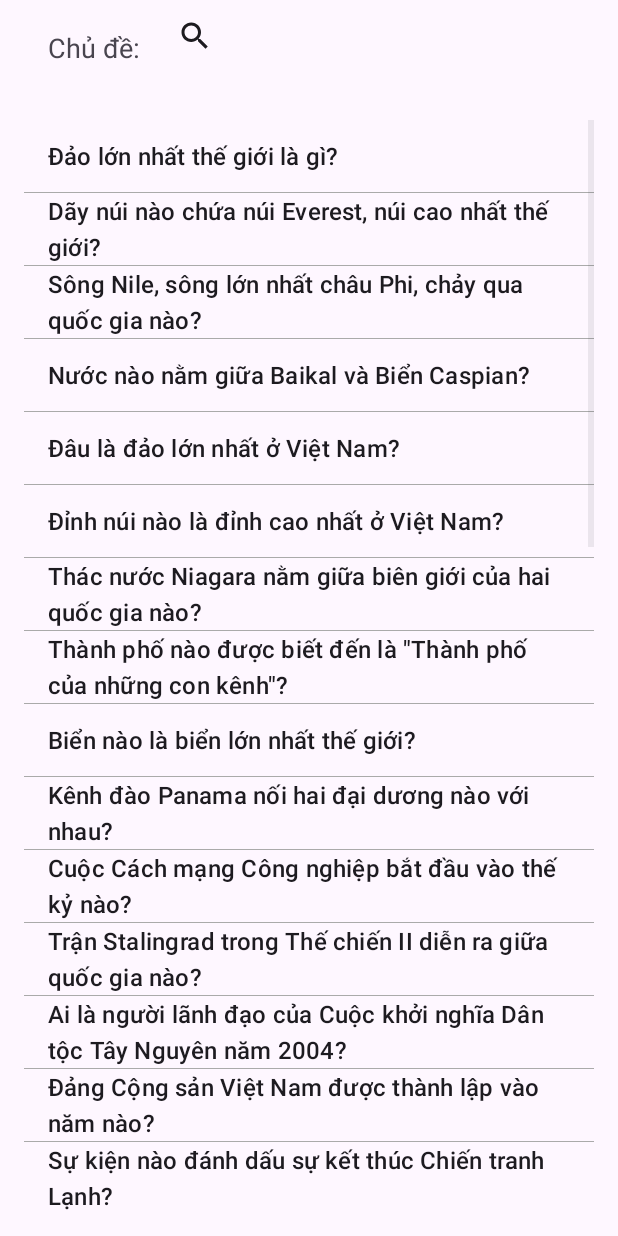
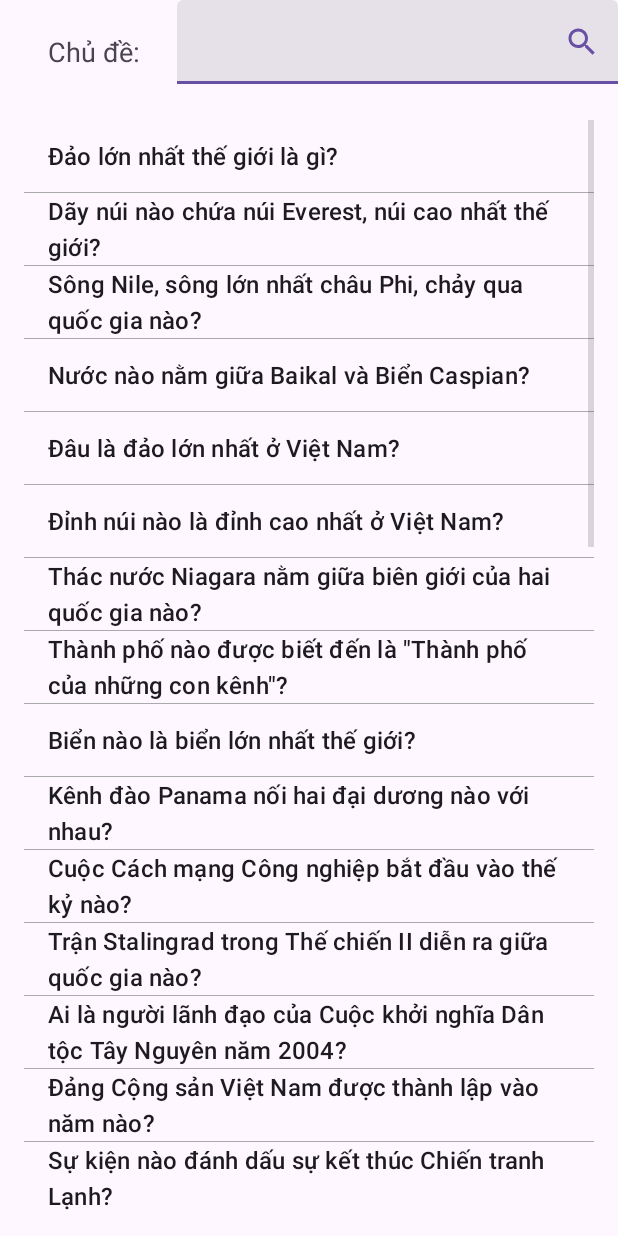
Before and after one commit to vdnamliv/QuizGame, an Android app: the QuestionListActivity screen opened directly, with no data from a screen before it, on a phone screen of 412 x 824 dp. Run offline under Robolectric (Android 15) with nearby library versions, the phone set to English and light mode, and no system bars.

Commit message:
4th version

```diff
--- a/app/src/main/java/com/example/final_project/QuestionListActivity.java
+++ b/app/src/main/java/com/example/final_project/QuestionListActivity.java
@@ -17,6 +17,8 @@ import androidx.appcompat.app.AppCompatActivity;
 import androidx.appcompat.widget.Toolbar;
 import androidx.appcompat.widget.SearchView;
 
+import com.google.android.material.textfield.TextInputLayout;
+
 import java.io.BufferedReader;
 import java.io.IOException;
 import java.io.InputStream;
@@ -29,9 +31,11 @@ public class QuestionListActivity extends AppCompatActivity {
 
     private ListView questionListView;
     private List<String> allQuestions;
+    private List<String> geoQuest, hisQuest, sciQuest, artQuest, nullQuest;
     private ArrayAdapter<String> adapter;
     private List<String> all;
-    private View textViewTopic;
+    private TextView textViewTopic;
+    private TextInputLayout filter;
 
     @Override
     protected void onCreate(Bundle savedInstanceState) {
@@ -45,11 +49,47 @@ public class QuestionListActivity extends AppCompatActivity {
         textViewTopic = findViewById(R.id.textViewTopic);
         questionListView = findViewById(R.id.questionListView);
         allQuestions = loadAllQuestions();
+        geoQuest = loadQuestions("geo");
+        hisQuest = loadQuestions("his");
+        sciQuest = loadQuestions("sci");
+        artQuest = loadQuestions("art");
+        nullQuest = new ArrayList<>();
         //simple_list_item_1 : là layout có sẵn mà ListView sẽ hiển thị
         adapter = new ArrayAdapter<>(this, android.R.layout.simple_list_item_1, allQuestions);
         questionListView.setAdapter(adapter);
-
-
+        filter = findViewById(R.id.textField);
+        filter.setEndIconOnClickListener(view ->{
+            String ques = filter.getEditText().getText().toString();
+            if (ques.equals("geo"))
+            {
+                adapter = new ArrayAdapter<>(this, android.R.layout.simple_list_item_1, geoQuest);
+                questionListView.setAdapter(adapter);
+            }
+            else if (ques.equals("his"))
+            {
+                adapter = new ArrayAdapter<>(this, android.R.layout.simple_list_item_1, hisQuest);
+                questionListView.setAdapter(adapter);
+            }
+            else if (ques.equals("sci"))
+            {
+                adapter = new ArrayAdapter<>(this, android.R.layout.simple_list_item_1, sciQuest);
+                questionListView.setAdapter(adapter);
+            }
+            else if (ques.equals("art"))
+            {
+                adapter = new ArrayAdapter<>(this, android.R.layout.simple_list_item_1, artQuest);
+                questionListView.setAdapter(adapter);
+            }
+            else if (ques.equals(""))
+            {
+                adapter = new ArrayAdapter<>(this, android.R.layout.simple_list_item_1, allQuestions);
+                questionListView.setAdapter(adapter);
+            }
+            else {
+                adapter = new ArrayAdapter<>(this, android.R.layout.simple_list_item_1, nullQuest);
+                questionListView.setAdapter(adapter);
+            }
+        });
         //Ấn hiển thị chi tiết từng câu hỏi
         questionListView.setOnItemClickListener((parent, view, position, id) -> {
 
@@ -89,10 +129,6 @@ public class QuestionListActivity extends AppCompatActivity {
                 startActivity(intent);
             }
         });
-
-
-
-
     }
 
     //chỉ đọc câu hỏi :
@@ -111,6 +147,20 @@ public class QuestionListActivity extends AppCompatActivity {
             List<String> fileQuestions = readQuestionsFromRaw(resourceId);
             questions.addAll(fileQuestions);
         }
+
+        return questions;
+    }
+    private List<String> loadQuestions(String fileName) {
+        List<String> questions = new ArrayList<>();
+        Resources resources = getResources();
+
+
+        // Lấy ID tài nguyên của tệp tin trong thư mục raw
+        int resourceId = resources.getIdentifier(fileName, "raw", getPackageName());
+
+        // Đọc nội dung từ tệp tin và thêm vào danh sách câu hỏi
+        List<String> fileQuestions = readQuestionsFromRaw(resourceId);
+        questions.addAll(fileQuestions);
 
         return questions;
     }
@@ -226,14 +276,6 @@ public class QuestionListActivity extends AppCompatActivity {
         return questions;
     }
 
-
-
-
-
-
-
-
-
     //thanh search chưa làm được
 
 }
--- /dev/null
+++ b/app/src/main/res/drawable/baseline_search_24.xml
@@ -0,0 +1,5 @@
+<vector android:height="24dp" android:tint="#000000"
+    android:viewportHeight="24" android:viewportWidth="24"
+    android:width="24dp" xmlns:android="http://schemas.android.com/apk/res/android">
+    <path android:fillColor="@android:color/white" android:pathData="M15.5,14h-0.79l-0.28,-0.27C15.41,12.59 16,11.11 16,9.5 16,5.91 13.09,3 9.5,3S3,5.91 3,9.5 5.91,16 9.5,16c1.61,0 3.09,-0.59 4.23,-1.57l0.27,0.28v0.79l5,4.99L20.49,19l-4.99,-5zM9.5,14C7.01,14 5,11.99 5,9.5S7.01,5 9.5,5 14,7.01 14,9.5 11.99,14 9.5,14z"/>
+</vector>
--- a/app/src/main/res/layout/activity_question_list.xml
+++ b/app/src/main/res/layout/activity_question_list.xml
@@ -1,6 +1,7 @@
 <?xml version="1.0" encoding="utf-8"?>
 <RelativeLayout xmlns:android="http://schemas.android.com/apk/res/android"
     xmlns:tools="http://schemas.android.com/tools"
+    xmlns:app="http://schemas.android.com/apk/res-auto"
     android:layout_width="match_parent"
     android:layout_height="match_parent"
     tools:context=".QuestionListActivity">
@@ -13,7 +14,7 @@
         android:theme="@style/ThemeOverlay.AppCompat.ActionBar"
         android:popupTheme="@style/ThemeOverlay.AppCompat.Light">
 
-        <RelativeLayout
+        <LinearLayout
             android:layout_width="match_parent"
             android:layout_height="match_parent">
 
@@ -21,23 +22,31 @@
                 android:id="@+id/textViewTopic"
                 android:layout_width="wrap_content"
                 android:layout_height="wrap_content"
+                android:layout_alignParentStart="true"
+                android:layout_marginStart="16dp"
                 android:text="Chủ đề: "
-                android:textSize="18sp"
-                android:layout_centerVertical="true"
-                android:layout_alignParentStart="true"
-                android:layout_marginStart="16dp"/>
+                android:textSize="18sp" />
 
-            <androidx.appcompat.widget.SearchView
-                android:id="@+id/searchView"
-                android:layout_width="match_parent"
+            <com.google.android.material.textfield.TextInputLayout
+                android:id="@+id/textField"
+                android:layout_width="0dp"
                 android:layout_height="wrap_content"
-                android:layout_toEndOf="@id/textViewTopic"
-                android:layout_marginStart="8dp"
-                android:layout_marginEnd="16dp"
-                android:queryHint="Tìm kiếm chủ đề..."
-                android:iconifiedByDefault="false"/>
-        </RelativeLayout>
+                android:layout_weight="1"
+                android:gravity="right"
+                android:layout_marginLeft="20dp"
+                app:endIconDrawable="@drawable/baseline_search_24"
+                style="@style/Widget.Material3.TextInputLayout.FilledBox.ExposedDropdownMenu">
+
+                <AutoCompleteTextView
+                    app:simpleItems="@array/simple_items"
+                    android:layout_width="match_parent"
+                    android:layout_height="wrap_content" />
+            </com.google.android.material.textfield.TextInputLayout>
+
+
+        </LinearLayout>
     </androidx.appcompat.widget.Toolbar>
+
 
     <ListView
         android:id="@+id/questionListView"
--- a/app/src/main/res/values/strings.xml
+++ b/app/src/main/res/values/strings.xml
@@ -1,3 +1,9 @@
 <resources>
     <string name="app_name">Final_Project</string>
+    <string-array name="simple_items">
+        <item name="item1">geo</item>
+        <item name="item2">his</item>
+        <item name="item3">sci</item>
+        <item name="item4">art</item>
+    </string-array>
 </resources>
```
Also changed, not shown: app/src/main/java/com/example/final_project/ShowResultActivity.java (+7 -2 lines).
